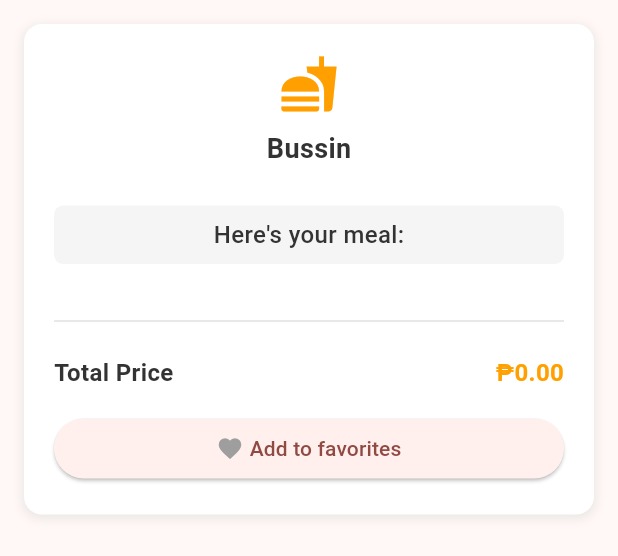
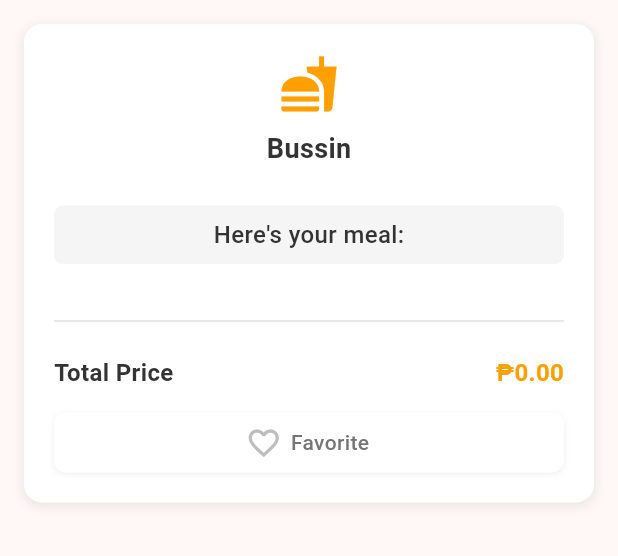
Before and after one commit to jrolana/bussin, a Flutter app: the Receipt widget shown alone on an empty page, opened directly with empty values, on a phone screen of 412 x 824 dp. Shown: the top 556 px of the screen. Run offline on Flutter 3.47's test engine with Material 3 defaults, Android fonts, the light colour scheme and no system bars; our stand-ins replace sqflite, sqflite_common_ffi_web; accounts and stored records are empty.

Commit message:
[Enhancement][Olana] Favorite Button

```diff
--- a/lib/widgets/receipt.dart
+++ b/lib/widgets/receipt.dart
@@ -1,6 +1,35 @@
 import 'package:bussin/model/item.dart';
 import 'package:bussin/services/database_service.dart';
 import 'package:flutter/material.dart';
+
+class ShowReceipt extends StatelessWidget {
+  const ShowReceipt({super.key, required this.items});
+
+  final List<Item> items;
+
+  @override
+  Widget build(BuildContext context) {
+    return AlertDialog(
+      shape: RoundedRectangleBorder(borderRadius: BorderRadius.circular(12)),
+      backgroundColor: Colors.white,
+      contentPadding: EdgeInsets.all(0),
+      content: Stack(
+        children: [
+          Receipt(items: items),
+          Padding(
+            padding: EdgeInsets.all(8),
+            child: IconButton(
+              onPressed: () {
+                Navigator.of(context).pop();
+              },
+              icon: const Icon(Icons.close_rounded),
+            ),
+          ),
+        ],
+      ),
+    );
+  }
+}
 
 class Receipt extends StatefulWidget {
   final List<Item> items;
@@ -14,6 +43,8 @@ class _ReceiptState extends State<Receipt> with SingleTickerProviderStateMixin {
   late AnimationController _controller;
   late Animation<double> _slideAnimation;
   late Animation<double> _fadeAnimation;
+  late Animation<double> _scaleAnimation;
+
   bool isFavorite = false;
 
   Future<void> checkIfFavorite() async {
@@ -46,6 +77,11 @@ class _ReceiptState extends State<Receipt> with SingleTickerProviderStateMixin {
         curve: const Interval(0.5, 1.0, curve: Curves.easeIn),
       ),
     );
+
+    _scaleAnimation = Tween<double>(
+      begin: 1.0,
+      end: 1.2,
+    ).animate(CurvedAnimation(parent: _controller, curve: Curves.easeInOut));
 
     WidgetsBinding.instance.addPostFrameCallback((_) {
       _controller.forward();
@@ -144,7 +180,7 @@ class _ReceiptState extends State<Receipt> with SingleTickerProviderStateMixin {
                                     MainAxisAlignment.spaceBetween,
                                 children: [
                                   SizedBox(
-                                    width: 150,
+                                    width: 100,
                                     child: Text(
                                       widget.items[index].name,
                                       style: const TextStyle(
@@ -242,33 +278,89 @@ class _ReceiptState extends State<Receipt> with SingleTickerProviderStateMixin {
                         ),
                       ),
 
-                      const SizedBox(height: 15),
-                      ElevatedButton(
-                        onPressed: () async {
+                      SizedBox(height: 15),
+                      SizedBox(
+                        width: double.infinity,
+                        child: Material(
+                          color: Colors.transparent,
+                          child: InkWell(
+                            onTap: () async {
                               if (isFavorite) {
-                            await DatabaseService.removeFavorite(widget.items);
+                                await DatabaseService.removeFavorite(
+                                  widget.items,
+                                );
                               } else {
-                            await DatabaseService.insertFavorite(widget.items);
+                                await DatabaseService.insertFavorite(
+                                  widget.items,
+                                );
                               }
 
                               setState(() {
                                 isFavorite = !isFavorite;
                               });
                             },
-                        child: Row(
-                          mainAxisAlignment: MainAxisAlignment.center,
-                          spacing: 4,
-                          children: [
-                            Icon(
-                              Icons.favorite,
-                              color: isFavorite ? Colors.pink : Colors.grey,
+                            borderRadius: BorderRadius.circular(8),
+                            child: AnimatedContainer(
+                              duration: const Duration(milliseconds: 200),
+                              padding: EdgeInsets.symmetric(
+                                horizontal: 16,
+                                vertical: 10,
                               ),
-                            Text(
+                              decoration: BoxDecoration(
+                                color:
                                     isFavorite
-                                  ? "Remove from favorites"
-                                  : "Add to favorites",
+                                        ? Colors.red.shade50
+                                        : Colors.white,
+                                borderRadius: BorderRadius.circular(8),
+                                boxShadow: [
+                                  if (!isFavorite)
+                                    BoxShadow(
+                                      color: Colors.grey.shade200,
+                                      blurRadius: 3,
+                                      offset: Offset(0, 1),
+                                    ),
+                                  if (isFavorite)
+                                    BoxShadow(
+                                      color: Colors.red.shade100.withValues(
+                                        alpha: 0.4,
+                                      ),
+                                      blurRadius: 3,
+                                      offset: Offset(0, 1),
                                     ),
                                 ],
+                              ),
+                              child: Row(
+                                mainAxisSize: MainAxisSize.min,
+                                mainAxisAlignment: MainAxisAlignment.center,
+                                children: [
+                                  ScaleTransition(
+                                    scale: _scaleAnimation,
+                                    child: Icon(
+                                      isFavorite
+                                          ? Icons.favorite
+                                          : Icons.favorite_border,
+                                      color:
+                                          isFavorite
+                                              ? Colors.red
+                                              : Colors.grey.shade400,
+                                      size: 20,
+                                    ),
+                                  ),
+                                  const SizedBox(width: 8),
+                                  Text(
+                                    isFavorite ? 'Favorited' : 'Favorite',
+                                    style: TextStyle(
+                                      color:
+                                          isFavorite
+                                              ? Colors.red
+                                              : Colors.grey.shade600,
+                                      fontWeight: FontWeight.w500,
+                                    ),
+                                  ),
+                                ],
+                              ),
+                            ),
+                          ),
                         ),
                       ),
                     ],
--- a/lib/widgets/three_slots_machine.dart
+++ b/lib/widgets/three_slots_machine.dart
@@ -1,13 +1,9 @@
 import 'package:bussin/exceptions/not_enough_money.dart';
 import 'package:bussin/model/item.dart';
 import 'package:bussin/services/mcrandomizer_service.dart';
+import 'package:bussin/utils/constants.dart';
 import 'package:bussin/widgets/single_slot_roller.dart';
 import 'package:flutter/material.dart';
-
-const mainColor = Color(0xFFFF0000);
-const sideColor = Color(0xFFFFC107);
-const drinkColor = Color(0xFF40D0FD);
-const disabledColor = Color(0xFFB0B0B0);
 
 class ThreeSlotsMachine extends StatefulWidget {
   final double itemSize;
```
Also changed, not shown: lib/main.dart (+5 -41 lines), lib/utils/constants.dart (added, +8 -0 lines). Lines whose indentation alone changed are shown as unchanged.
